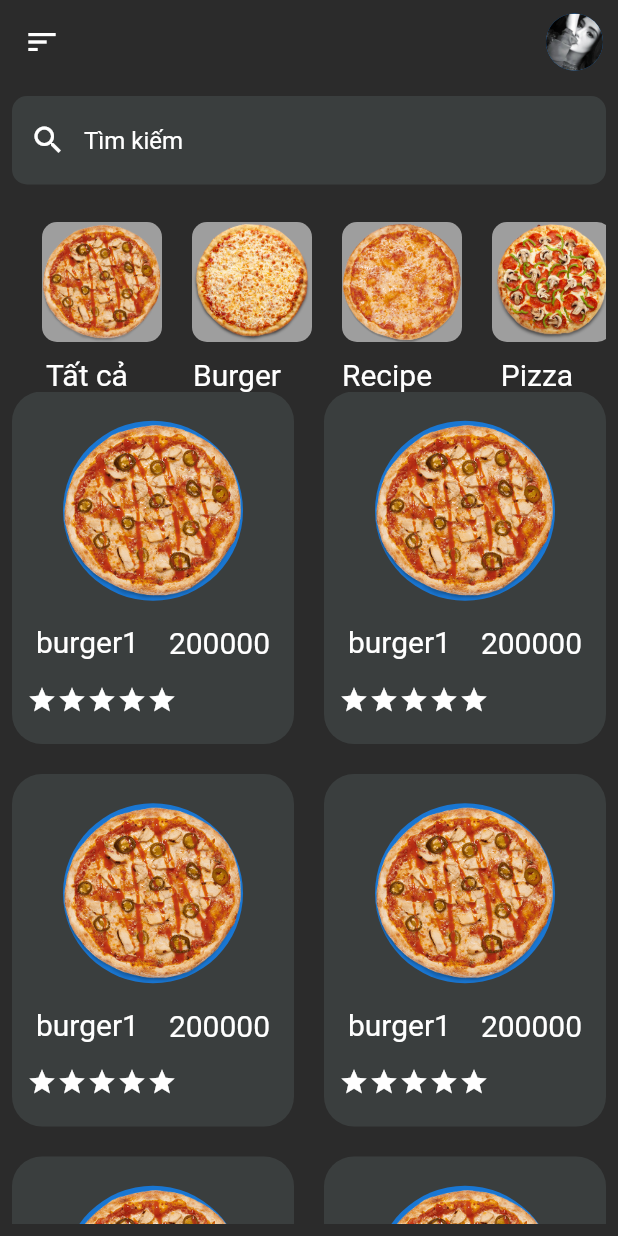
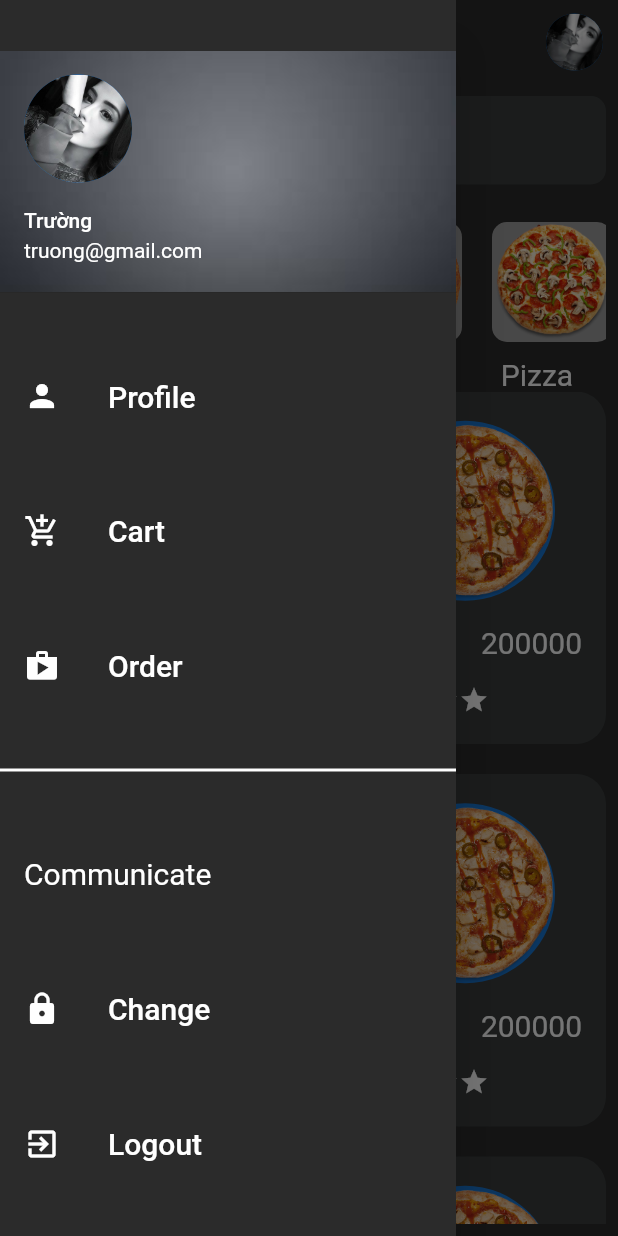
Before and after one commit to quidev2505/App_Order_Food, a Flutter app: the HomePage screen opened directly, with the side drawer open (before the commit the screen has no drawer), on a phone screen of 412 x 824 dp. Run offline on Flutter 3.47's test engine with Material 2 defaults, Android fonts, the phone set to English and light mode, and no system bars; our stand-ins replace cloud_firestore, firebase_auth, firebase_core, firebase_storage, image_picker; accounts and stored records are empty.

Commit message:
Complete design drawer

```diff
--- a/lib/ui/home_page.dart
+++ b/lib/ui/home_page.dart
@@ -69,13 +69,68 @@ class _HomePageState extends State<HomePage> {
         ]));
   }
 
+  Widget drawerItem({required String name, required IconData icon}) {
+    return ListTile(
+      leading: Icon(
+        icon,
+        color: Colors.white,
+      ),
+      title: Text(
+        name,
+        style: const TextStyle(fontSize: 20, color: Colors.white),
+      ),
+    );
+  }
+
   @override
   Widget build(BuildContext context) {
     return Scaffold(
       backgroundColor: const Color(0xff2b2b2b),
+      drawer: Drawer(
+        child: Container(
+          color: const Color(0xff2b2b2b),
+          child: SafeArea(
+            child: Column(
+              crossAxisAlignment: CrossAxisAlignment.start,
+              mainAxisAlignment: MainAxisAlignment.spaceEvenly,
+              children: [
+                const UserAccountsDrawerHeader(
+                  decoration: BoxDecoration(
+                    image: DecorationImage(
+                        image: AssetImage('assets/images/background.jpg'),
+                        fit: BoxFit.cover),
+                  ),
+                  currentAccountPicture: CircleAvatar(
+                    backgroundImage: AssetImage('assets/images/profile.jpg'),
+                  ),
+                  accountName: Text('Trường'),
+                  accountEmail: Text('truong@gmail.com'),
+                ),
+                drawerItem(name: "Profile", icon: Icons.person),
+                drawerItem(name: "Cart", icon: Icons.add_shopping_cart),
+                drawerItem(name: "Order", icon: Icons.shop),
+                const Divider(
+                  thickness: 2,
+                  color: Colors.white,
+                ),
+                const ListTile(
+                  leading: Text(
+                    'Communicate',
+                    style: TextStyle(
+                      color: Colors.white,
+                      fontSize: 20,
+                    ),
+                  ),
+                ),
+                drawerItem(name: "Change", icon: Icons.lock),
+                drawerItem(name: "Logout", icon: Icons.exit_to_app),
+              ],
+            ),
+          ),
+        ),
+      ),
       appBar: AppBar(
         elevation: 0.0,
-        leading: const Icon(Icons.sort),
         actions: const [
           Padding(
             padding: EdgeInsets.all(9.0),
```
